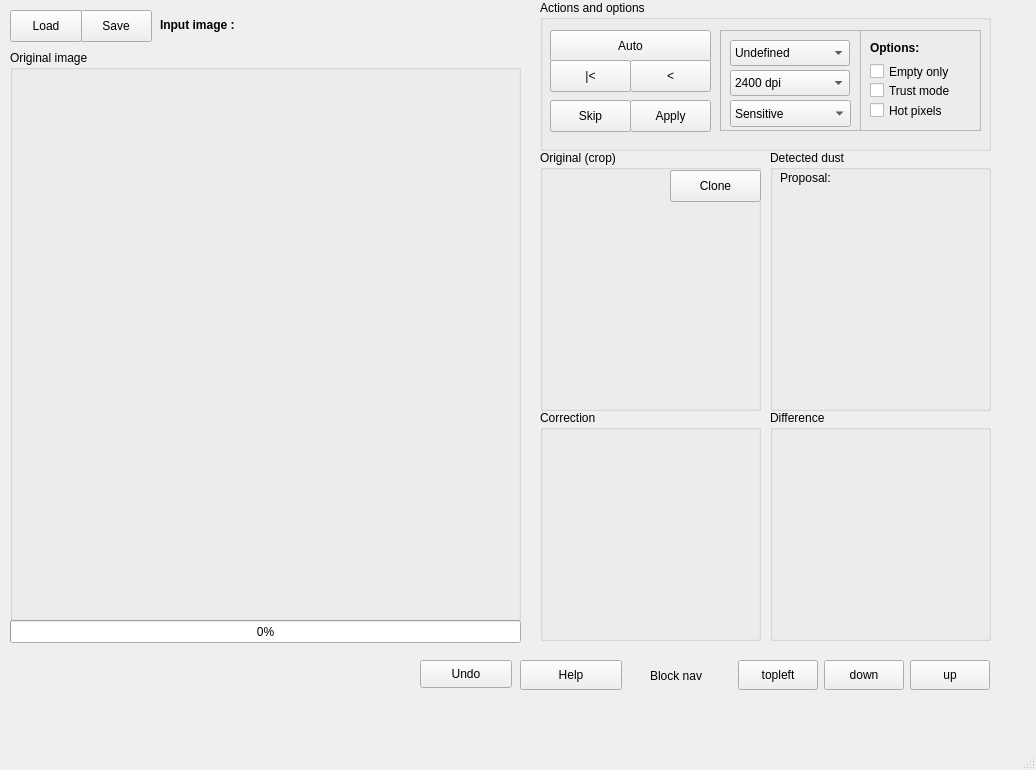
The window that ui/tamanoir.ui (cseyve/tamanoir) describes before a commit, drawn with Qt 5.
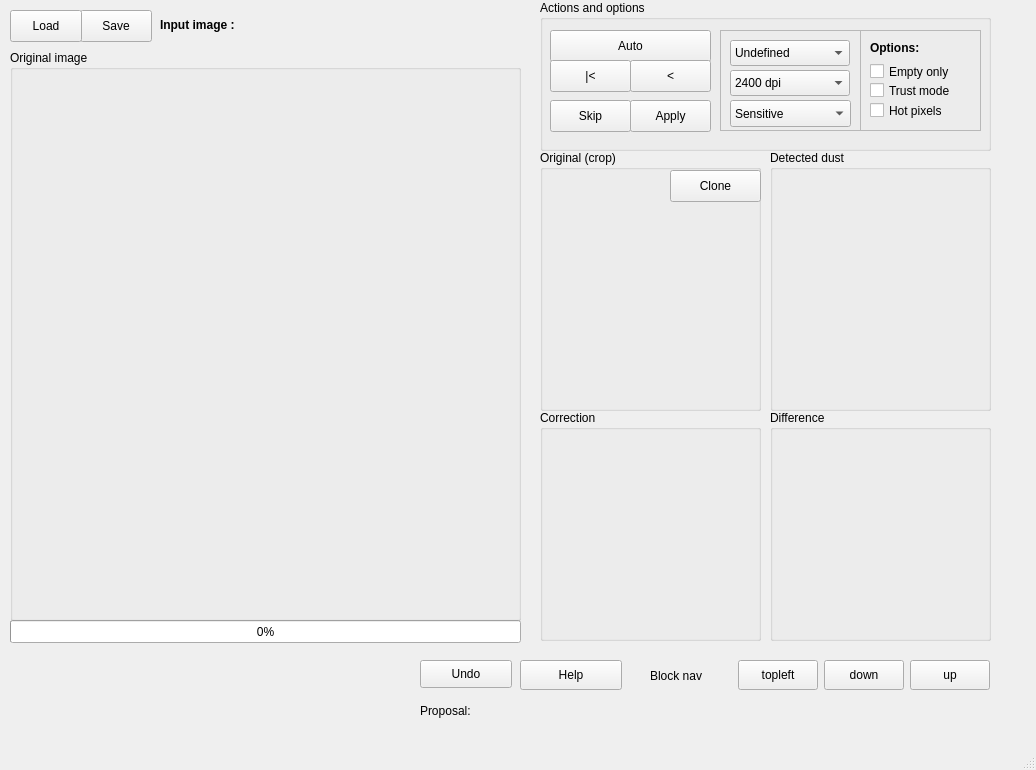
The same window after the commit. Icons and pictures are not drawn. Custom widgets are drawn as their Qt base class.

```diff
--- a/ui/tamanoir.ui
+++ b/ui/tamanoir.ui
@@ -528,19 +528,6 @@
        <bool>false</bool>
       </property>
      </widget>
-     <widget class="QLabel" name="proposalLabel" >
-      <property name="geometry" >
-       <rect>
-        <x>10</x>
-        <y>20</y>
-        <width>191</width>
-        <height>16</height>
-       </rect>
-      </property>
-      <property name="text" >
-       <string>Proposal:</string>
-      </property>
-     </widget>
     </widget>
     <widget class="QGroupBox" name="correctGroupBox" >
      <property name="geometry" >
@@ -747,6 +734,19 @@
      <string>Ctrl+Z</string>
     </property>
    </widget>
+   <widget class="QLabel" name="proposalLabel" >
+    <property name="geometry" >
+     <rect>
+      <x>420</x>
+      <y>700</y>
+      <width>561</width>
+      <height>21</height>
+     </rect>
+    </property>
+    <property name="text" >
+     <string>Proposal:</string>
+    </property>
+   </widget>
   </widget>
   <widget class="QStatusBar" name="statusbar" />
  </widget>
```
Left out of the diff: 2 changed lines with no effect on the pictures.
